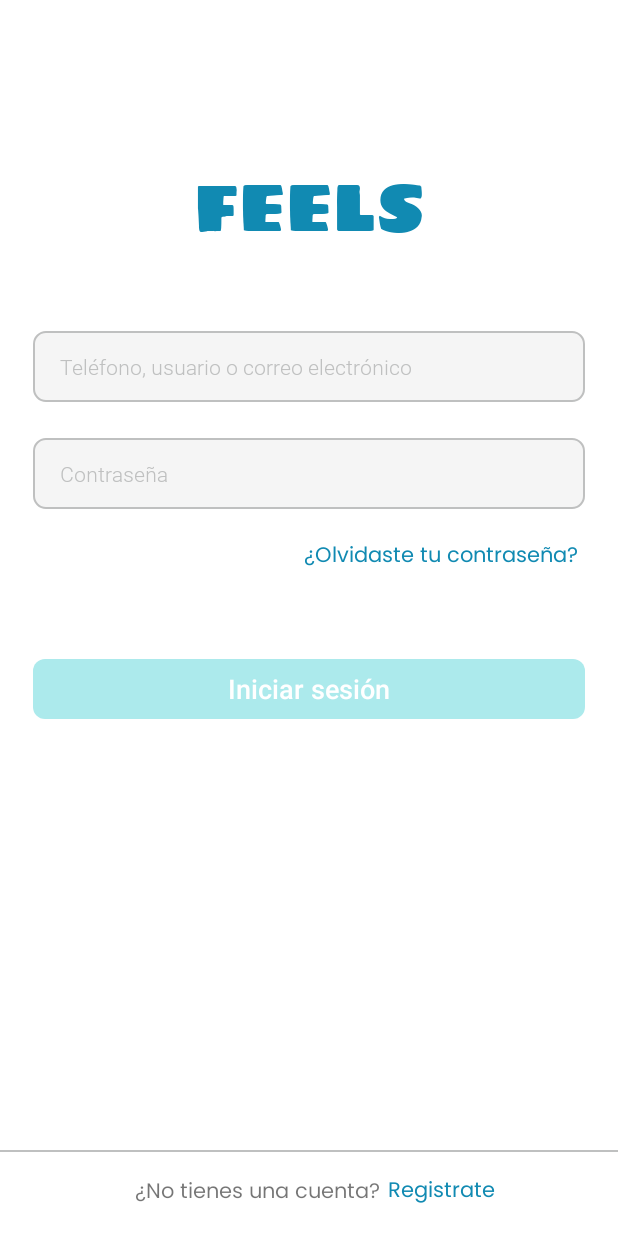
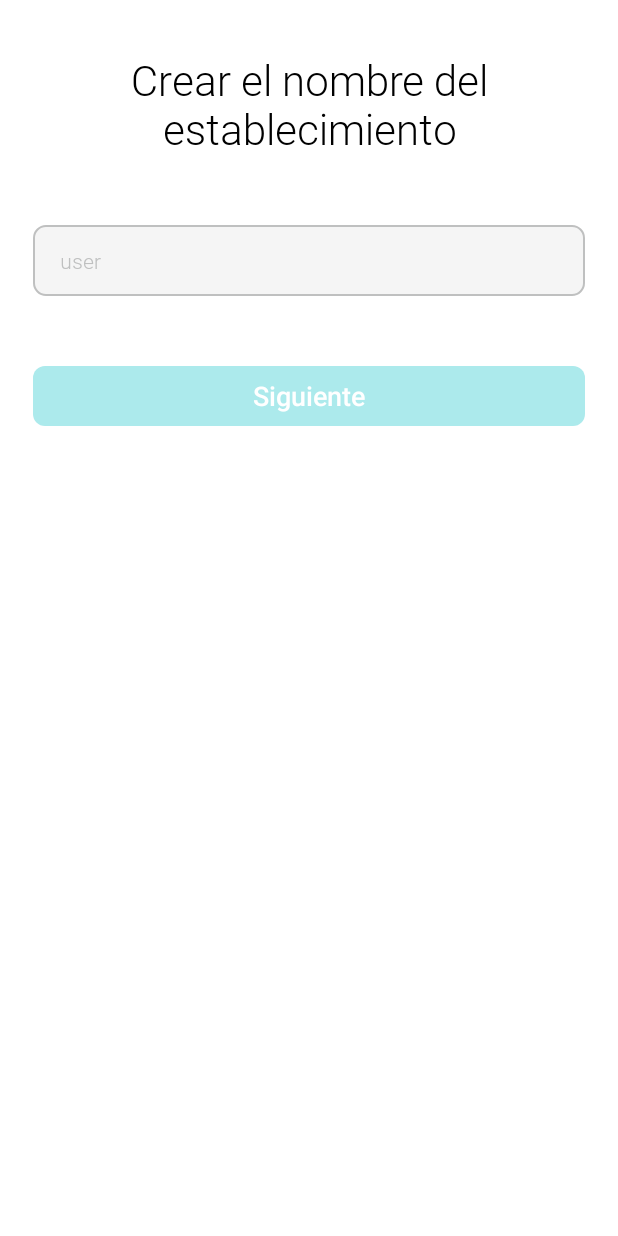
Before and after one commit to AlexisU32/feels, an Android app: the screen it shows after launch (Login before the commit, CrearCliente after it), on a phone screen of 412 x 824 dp. Run offline under Robolectric (Android 15) with nearby library versions, the phone set to English and light mode, and no system bars.

Commit message:
Se crea el activity de CrearUser

```diff
--- a/app/src/main/AndroidManifest.xml
+++ b/app/src/main/AndroidManifest.xml
@@ -12,8 +12,8 @@
         android:supportsRtl="true"
         android:theme="@style/Theme.Feels">
         <activity
-            android:name=".Login"
-            android:exported="true">
+            android:name=".CrearCliente"
+            android:exported="true" >
             <intent-filter>
                 <action android:name="android.intent.action.MAIN" />
 
@@ -21,13 +21,16 @@
             </intent-filter>
         </activity>
         <activity
-            android:name=".Principal"
+            android:name=".Login"
             android:exported="true">
 
         </activity>
         <activity
+            android:name=".Principal"
+            android:exported="true"></activity>
+        <activity
             android:name=".Splash_screen"
-            android:exported="true"></activity>
+            android:exported="true" />
         <activity
             android:name=".MainActivity"
             android:exported="true" />
--- /dev/null
+++ b/app/src/main/java/com/example/feels/CrearCliente.java
@@ -0,0 +1,98 @@
+package com.example.feels;
+
+import androidx.appcompat.app.AppCompatActivity;
+
+import android.os.Bundle;
+import android.text.Editable;
+import android.text.TextWatcher;
+import android.view.View;
+import android.view.inputmethod.EditorInfo;
+import android.widget.Button;
+import android.widget.EditText;
+import android.widget.TextView;
+
+public class CrearCliente extends AppCompatActivity {
+
+    /**
+     * @author Alexis Ruiz Uribe
+     * @date 10/10/2021
+     * @params
+     * @resumen Clase para la activity de Crear un Usuario Cliente
+     */
+
+    EditText user_cliente;
+    TextView msg_cliente_user;
+    Button siguiente_crear_cliente;
+
+    @Override
+    protected void onCreate(Bundle savedInstanceState) {
+        super.onCreate(savedInstanceState);
+        setContentView(R.layout.activity_crear_cliente);
+
+        user_cliente = findViewById(R.id.et_user_cliente_crearUser);
+        msg_cliente_user = findViewById(R.id.tv_mensaje_de_user_encontrado);
+        siguiente_crear_cliente = findViewById(R.id.btn_siguiente_cliente_crearUser);
+
+        /**
+         * @author Alexis Ruiz Uribe
+         * @date 10/10/2021
+         * @params
+         * @resumen se bloquea el botón para que funcione solo cuando hayan datos en lo editext
+         */
+        siguiente_crear_cliente.setEnabled(false);
+        siguiente_crear_cliente.setBackground(getResources().getDrawable(R.drawable.fondo_btn_ingresar_bloqueado));
+
+
+        /**
+         * @author Alexis Ruiz Uribe
+         * @date 10/10/2021
+         * @params
+         * @resumen Con este método verificamos que cuando se escriba en los editex se desactive active el boton de siguiente
+         */
+        user_cliente.addTextChangedListener(new TextWatcher() {
+            @Override
+            public void beforeTextChanged(CharSequence charSequence, int i, int i1, int i2) {
+                // Cada que detecte un ingreso de datos en el editext va a ejecutar el siguiente código
+                if (!user_cliente.getText().toString().isEmpty()){
+                    siguiente_crear_cliente.setEnabled(true);
+                    siguiente_crear_cliente.setBackground(getResources().getDrawable(R.drawable.fondo_btn_ingresar));
+                }else{
+                    siguiente_crear_cliente.setEnabled(false);
+                    siguiente_crear_cliente.setBackground(getResources().getDrawable(R.drawable.fondo_btn_ingresar_bloqueado));
+                }
+
+                msg_cliente_user.setText("");
+
+            }
+
+            @Override
+            public void onTextChanged(CharSequence charSequence, int i, int i1, int i2) {
+
+            }
+
+            @Override
+            public void afterTextChanged(Editable editable) {
+
+            }
+        });
+
+        /**
+         * @author Alexis Ruiz Uribe
+         * @date 10/10/2021
+         * @params
+         * @resumen Con este método verificamos si el usuario está disponible o no, para luego seguir con el password
+         */
+        siguiente_crear_cliente.setOnClickListener(new View.OnClickListener() {
+            @Override
+            public void onClick(View view) {
+                if (!user_cliente.getText().toString().equals("Alexis")){
+                    msg_cliente_user.setText("El usuario no está disponible");
+                }
+            }
+        });
+
+
+
+
+    }
+}
--- /dev/null
+++ b/app/src/main/res/layout/activity_crear_cliente.xml
@@ -0,0 +1,85 @@
+<?xml version="1.0" encoding="utf-8"?>
+<androidx.constraintlayout.widget.ConstraintLayout xmlns:android="http://schemas.android.com/apk/res/android"
+    xmlns:app="http://schemas.android.com/apk/res-auto"
+    xmlns:tools="http://schemas.android.com/tools"
+    android:layout_width="match_parent"
+    android:layout_height="match_parent"
+    tools:context=".CrearCliente"
+    android:background="@color/white">
+
+    <TextView
+        android:id="@+id/textView3"
+        android:layout_width="match_parent"
+        android:layout_height="wrap_content"
+        android:fontFamily="@font/roboto_light"
+        android:gravity="center"
+        android:text="Crear el nombre del establecimiento"
+        android:textColor="@color/black"
+        android:textSize="28sp"
+        app:layout_constraintBottom_toBottomOf="parent"
+        app:layout_constraintEnd_toEndOf="parent"
+        app:layout_constraintHorizontal_bias="0.0"
+        app:layout_constraintStart_toStartOf="parent"
+        app:layout_constraintTop_toTopOf="parent"
+        app:layout_constraintVertical_bias="0.045" />
+
+    <EditText
+        android:id="@+id/et_user_cliente_crearUser"
+        android:layout_width="match_parent"
+        android:layout_marginLeft="22dp"
+        android:layout_marginRight="22dp"
+        android:background="@drawable/fondo_btn_login"
+        android:hint="user"
+        android:textColorHint="@color/gris_claro"
+        android:textSize="14sp"
+        android:textColor="@color/black"
+        android:fontFamily="@font/roboto_light"
+        android:paddingLeft="18dp"
+        android:inputType="text"
+        android:imeOptions="actionNext"
+        android:singleLine="true"
+        android:maxLength="40"
+
+        android:layout_height="47dp"
+        android:layout_marginTop="45dp"
+        app:layout_constraintEnd_toEndOf="parent"
+        app:layout_constraintHorizontal_bias="0.495"
+        app:layout_constraintStart_toStartOf="parent"
+        app:layout_constraintTop_toBottomOf="@+id/textView3" />
+
+    <TextView
+        android:id="@+id/tv_mensaje_de_user_encontrado"
+        android:layout_width="match_parent"
+        android:layout_height="wrap_content"
+        android:fontFamily="@font/poppins_regular"
+        android:layout_marginTop="5dp"
+        android:textSize="10sp"
+        android:textColor="@color/rojo"
+        android:layout_marginLeft="22dp"
+        android:layout_marginRight="22dp"
+        app:layout_constraintBottom_toTopOf="@+id/btn_siguiente_cliente_crearUser"
+        app:layout_constraintEnd_toEndOf="parent"
+        app:layout_constraintHorizontal_bias="0.096"
+        app:layout_constraintStart_toStartOf="parent"
+        app:layout_constraintTop_toBottomOf="@+id/et_user_cliente_crearUser"
+        app:layout_constraintVertical_bias="0.0" />
+
+    <Button
+        android:id="@+id/btn_siguiente_cliente_crearUser"
+        android:layout_width="match_parent"
+        android:layout_height="40dp"
+        android:layout_marginLeft="22dp"
+        android:layout_marginTop="36dp"
+        android:layout_marginRight="22dp"
+        android:background="@drawable/fondo_btn_ingresar"
+        android:text="Siguiente"
+        android:textAllCaps="false"
+        android:textColor="@color/white"
+        android:textSize="18sp"
+        app:layout_constraintBottom_toBottomOf="parent"
+        app:layout_constraintEnd_toEndOf="parent"
+        app:layout_constraintStart_toStartOf="parent"
+        app:layout_constraintTop_toBottomOf="@+id/et_user_cliente_crearUser"
+        app:layout_constraintVertical_bias="0.019" />
+
+</androidx.constraintlayout.widget.ConstraintLayout>
--- a/app/src/main/res/values/colors.xml
+++ b/app/src/main/res/values/colors.xml
@@ -14,4 +14,5 @@
     <color name="gris_claro">#bfc0c0</color>
     <color name="gris_mas_claro">#F5F5F5</color>
     <color name="grisObscuro">#70798c</color>
+    <color name="rojo">#ff060e</color>
 </resources>
```
